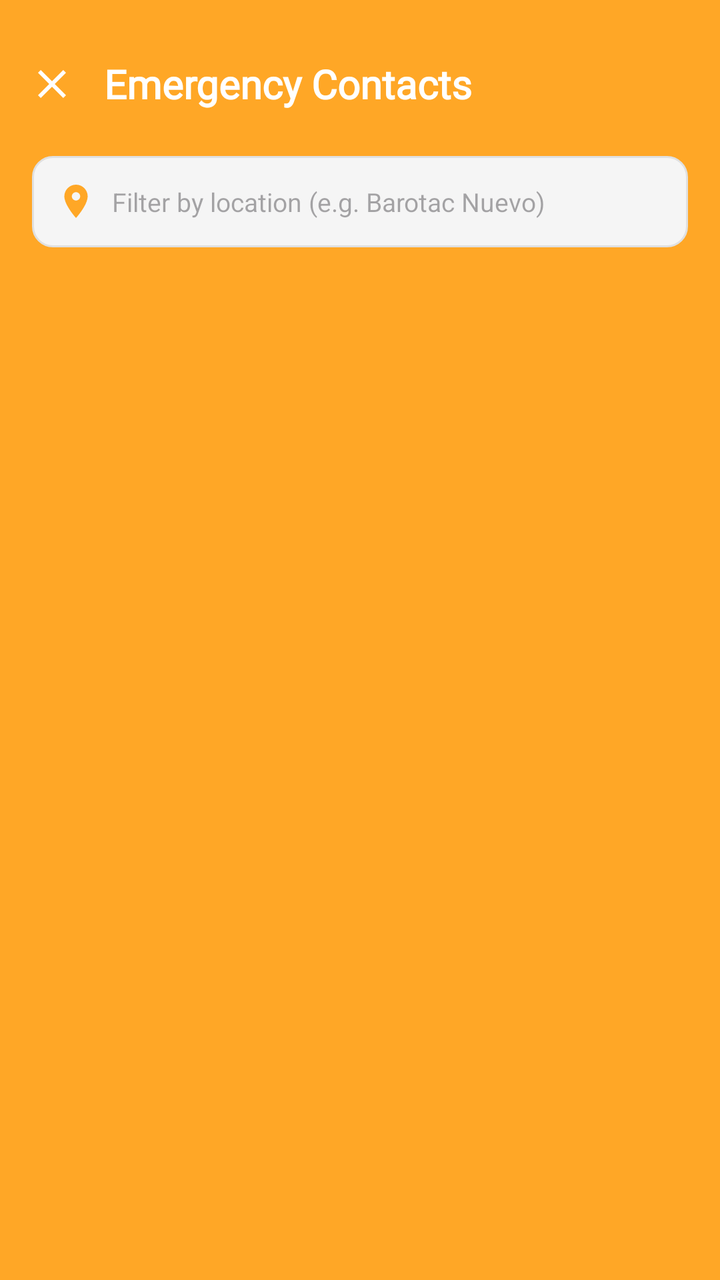
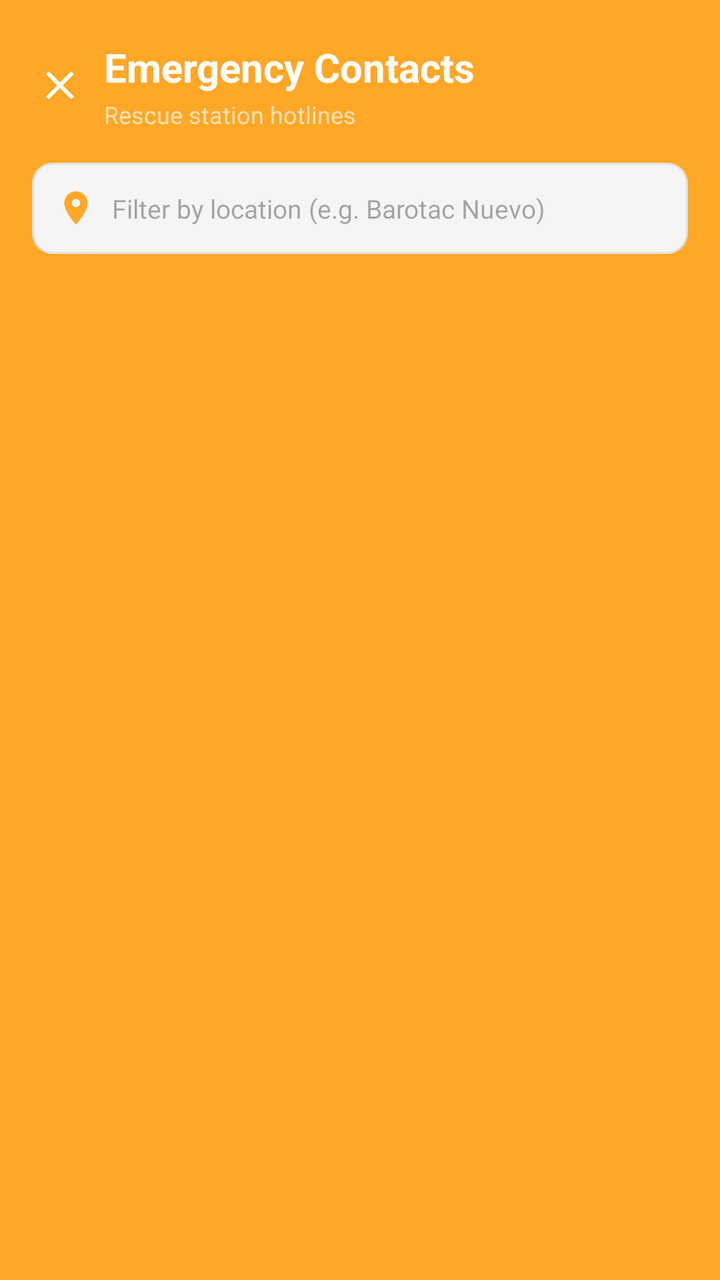

Screens rendered from an Android XML layout before and after an edit, with the pre-edit source and the edit as a unified diff.
<!-- AndroidManifest.xml: application theme Theme.DQRA -->
<!-- res/layout/activity_emergency_contacts.xml -->
<?xml version="1.0" encoding="utf-8"?>
<LinearLayout xmlns:android="http://schemas.android.com/apk/res/android"
    xmlns:app="http://schemas.android.com/apk/res-auto"
    android:layout_width="match_parent"
    android:layout_height="match_parent"
    android:orientation="vertical"
    android:background="#FFA726">

    
    <LinearLayout
        android:layout_width="match_parent"
        android:layout_height="wrap_content"
        android:orientation="horizontal"
        android:gravity="center_vertical"
        android:paddingStart="4dp"
        android:paddingEnd="12dp"
        android:paddingTop="20dp"
        android:paddingBottom="14dp">

        <ImageButton
            android:id="@+id/btnEmergencyContactsBack"
            android:layout_width="44dp"
            android:layout_height="44dp"
            android:background="?android:attr/selectableItemBackgroundBorderless"
            android:src="@drawable/ic_close"
            android:tint="#FFFFFF"
            android:padding="10dp"
            android:contentDescription="Back"/>

        <TextView
            android:layout_width="0dp"
            android:layout_height="wrap_content"
            android:layout_weight="1"
            android:text="Emergency Contacts"
            android:textColor="#FFFFFF"
            android:textSize="20sp"
            android:textStyle="bold"
            android:fontFamily="@font/aclonica"
            android:layout_marginStart="4dp"/>
    </LinearLayout>

    
    <LinearLayout
        android:layout_width="match_parent"
        android:layout_height="wrap_content"
        android:orientation="horizontal"
        android:gravity="center_vertical"
        android:background="@drawable/admin_register_field_bg"
        android:layout_marginStart="16dp"
        android:layout_marginEnd="16dp"
        android:layout_marginBottom="12dp"
        android:paddingStart="12dp"
        android:paddingEnd="12dp"
        android:paddingTop="4dp"
        android:paddingBottom="4dp">

        <ImageView
            android:layout_width="20dp"
            android:layout_height="20dp"
            android:src="@drawable/ic_location"
            android:tint="#FFA726"
            android:contentDescription="Search location"
            android:layout_marginEnd="8dp"/>

        <EditText
            android:id="@+id/etSearchLocation"
            android:layout_width="0dp"
            android:layout_height="wrap_content"
            android:layout_weight="1"
            android:hint="Filter by location (e.g. Barotac Nuevo)"
            android:textSize="13sp"
            android:textColor="#000000"
            android:background="@android:color/transparent"
            android:inputType="textCapWords"
            android:maxLines="1"
            android:imeOptions="actionSearch"
            android:paddingTop="10dp"
            android:paddingBottom="10dp"
            android:contentDescription="Search location filter"/>
    </LinearLayout>

    
    <TextView
        android:id="@+id/tvEmptyContacts"
        android:layout_width="match_parent"
        android:layout_height="wrap_content"
        android:text="No emergency contacts found."
        android:textColor="#FFFFFF"
        android:textSize="14sp"
        android:gravity="center"
        android:layout_marginTop="40dp"
        android:visibility="gone"/>

    
    <androidx.recyclerview.widget.RecyclerView
        android:id="@+id/rvEmergencyContacts"
        android:layout_width="match_parent"
        android:layout_height="0dp"
        android:layout_weight="1"
        android:paddingTop="4dp"
        android:paddingBottom="16dp"
        android:clipToPadding="false"
        android:contentDescription="Emergency contacts list"/>

</LinearLayout>
<!-- resources referenced by this layout -->
<resources>
  <!-- drawable admin_register_field_bg (drawable) -->
  <?xml version="1.0" encoding="utf-8"?>
  <shape xmlns:android="http://schemas.android.com/apk/res/android">
      <corners android:radius="10dp"/>
      <solid android:color="#F5F5F5"/>
      <stroke android:width="1dp" android:color="#E0E0E0"/>
  </shape>
  <!-- drawable ic_close (drawable) -->
  <vector xmlns:android="http://schemas.android.com/apk/res/android"
      android:width="24dp"
      android:height="24dp"
      android:viewportWidth="24"
      android:viewportHeight="24"
      android:tint="#FFFFFF">
      <path
          android:fillColor="@android:color/white"
          android:pathData="M19,6.41L17.59,5 12,10.59 6.41,5 5,6.41 10.59,12 5,17.59 6.41,19 12,13.41 17.59,19 19,17.59 13.41,12z"/>
  </vector>
  <!-- drawable ic_location (drawable) -->
  <vector xmlns:android="http://schemas.android.com/apk/res/android"
      android:width="24dp"
      android:height="24dp"
      android:viewportWidth="24"
      android:viewportHeight="24">
      <path
          android:fillColor="#FF000000"
          android:pathData="M12,2C8.13,2 5,5.13 5,9c0,5.25 7,13 7,13s7,-7.75 7,-13c0,-3.87 -3.13,-7 -7,-7zM12,11.5c-1.38,0 -2.5,-1.12 -2.5,-2.5s1.12,-2.5 2.5,-2.5 2.5,1.12 2.5,2.5 -1.12,2.5 -2.5,2.5z"/>
  </vector>
  <style name="Theme.DQRA" parent="Base.Theme.DQRA" />
  <style name="Base.Theme.DQRA" parent="Theme.Material3.DayNight.NoActionBar">
          
          <item name="android:statusBarColor">@color/white</item>
          
          <item name="android:windowLightStatusBar">true</item> 
      </style>
  <color name="white">#FFFFFFFF</color>
</resources>

<!-- the commit's change to res/layout/activity_emergency_contacts.xml (unified diff, before → after) -->
@@ -12,10 +12,10 @@
         android:layout_height="wrap_content"
         android:orientation="horizontal"
         android:gravity="center_vertical"
-        android:paddingStart="4dp"
-        android:paddingEnd="12dp"
+        android:paddingStart="8dp"
+        android:paddingEnd="16dp"
         android:paddingTop="20dp"
-        android:paddingBottom="14dp">
+        android:paddingBottom="16dp">
 
         <ImageButton
             android:id="@+id/btnEmergencyContactsBack"
@@ -27,16 +27,28 @@
             android:padding="10dp"
             android:contentDescription="Back"/>
 
-        <TextView
+        <LinearLayout
             android:layout_width="0dp"
             android:layout_height="wrap_content"
             android:layout_weight="1"
-            android:text="Emergency Contacts"
-            android:textColor="#FFFFFF"
-            android:textSize="20sp"
-            android:textStyle="bold"
-            android:fontFamily="@font/aclonica"
-            android:layout_marginStart="4dp"/>
+            android:orientation="vertical">
+
+            <TextView
+                android:layout_width="wrap_content"
+                android:layout_height="wrap_content"
+                android:text="Emergency Contacts"
+                android:textColor="#FFFFFF"
+                android:textSize="20sp"
+                android:textStyle="bold" />
+
+            <TextView
+                android:layout_width="wrap_content"
+                android:layout_height="wrap_content"
+                android:layout_marginTop="2dp"
+                android:text="Rescue station hotlines"
+                android:textColor="#FFE0B2"
+                android:textSize="12sp" />
+        </LinearLayout>
     </LinearLayout>
 
     
<!-- resource entries referenced after the edit -->
@@ -34,7 +34,13 @@
           <item name="android:statusBarColor">@color/white</item>
           
           <item name="android:windowLightStatusBar">true</item> 
+          <item name="android:buttonStyle">@style/Widget.DQRA.Button</item>
+          <item name="buttonStyle">@style/Widget.DQRA.Button</item>
       </style>
   <color name="white">#FFFFFFFF</color>
+  <style name="Widget.DQRA.Button" parent="Widget.AppCompat.Button">
+          <item name="android:backgroundTint">@null</item>
+          <item name="backgroundTint">@null</item>
+      </style>
 </resources>
 
